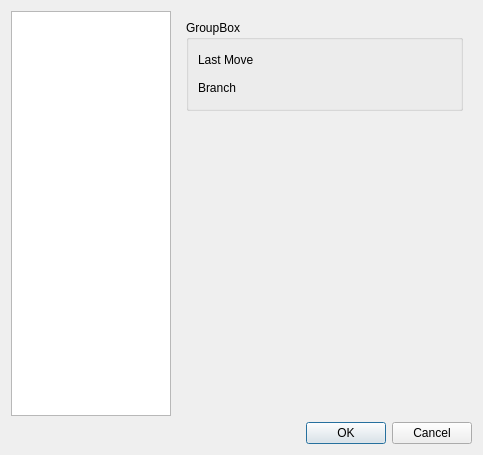
nullx002/mugo, file setupdialog.ui: the form before one commit.
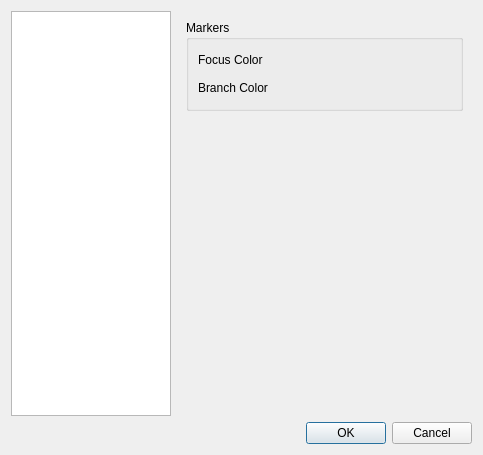
The form after the commit. The open tabs and pages were chosen to show the change.

Diff of the .ui file:
```diff
--- a/setupdialog.ui
+++ b/setupdialog.ui
@@ -216,13 +216,13 @@
          <item>
           <widget class="QGroupBox" name="groupBox">
            <property name="title">
-            <string>GroupBox</string>
+            <string>Markers</string>
            </property>
            <layout class="QFormLayout" name="formLayout_4">
             <item row="0" column="0">
              <widget class="QLabel" name="lastMoveLabel">
               <property name="text">
-               <string>Last Move</string>
+               <string>Focus Color</string>
               </property>
              </widget>
             </item>
@@ -239,7 +239,7 @@
             <item row="1" column="0">
              <widget class="QLabel" name="branchLabel">
               <property name="text">
-               <string>Branch</string>
+               <string>Branch Color</string>
               </property>
              </widget>
             </item>
```
Left out of the diff: 10 changed lines with no effect on the pictures.
